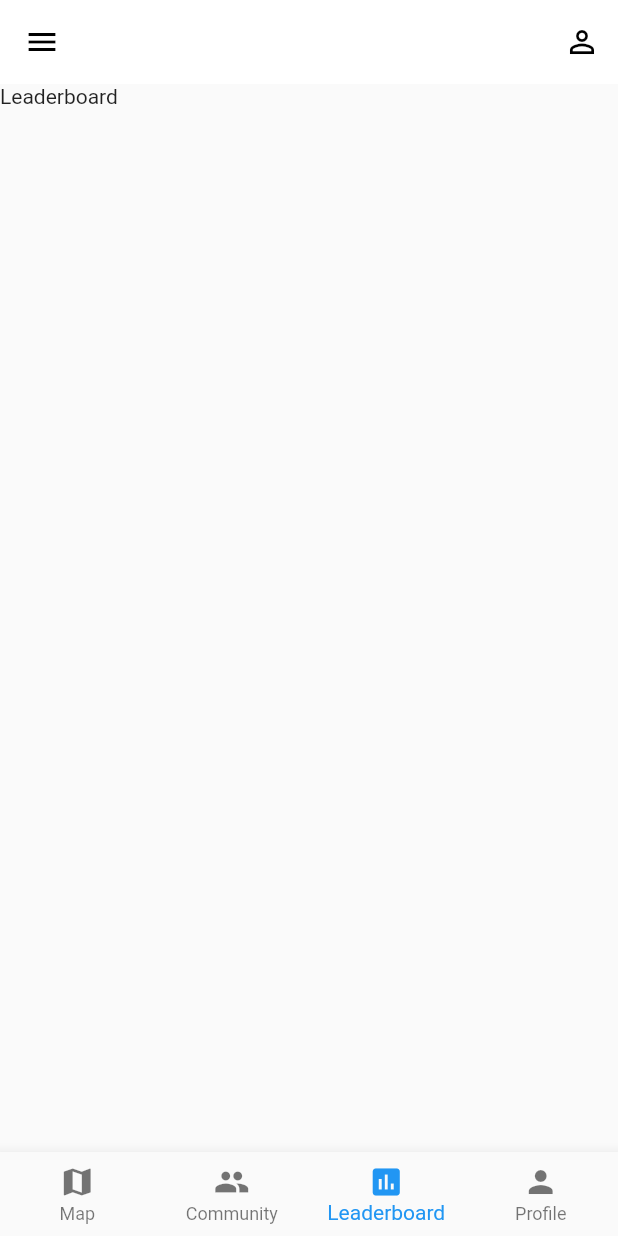
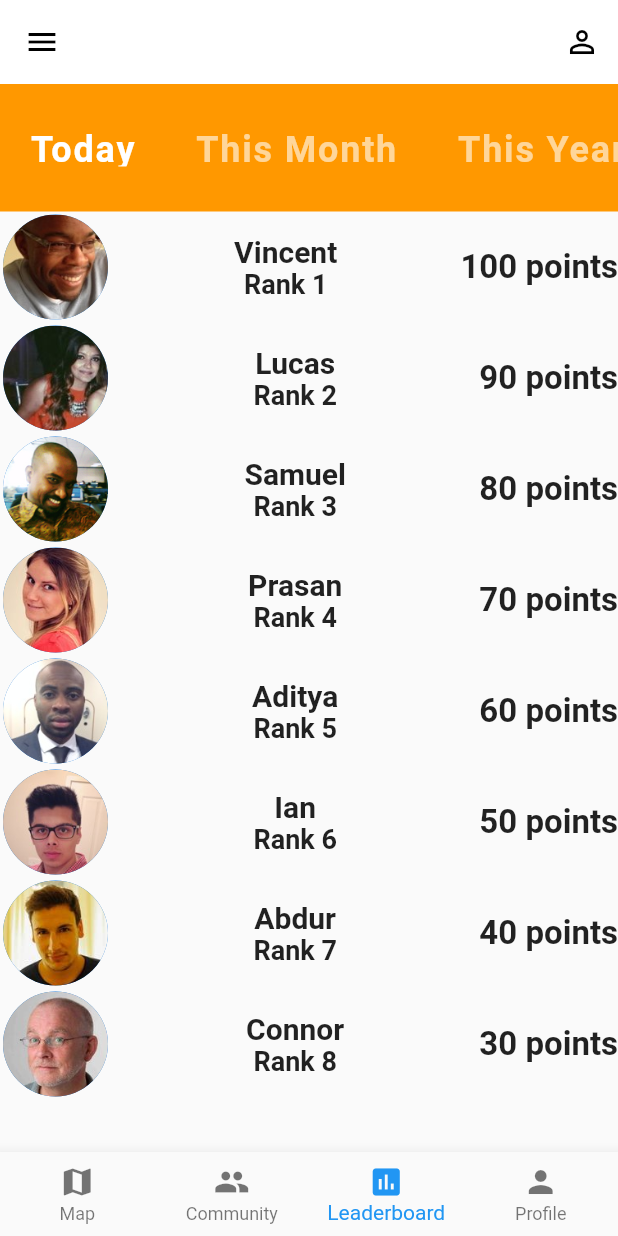
Before and after one commit to YuanSamuel/Litter_Cleanup_App, a Flutter app: the screen it shows after launch, item 3 of the bottom bar chosen, on a phone screen of 412 x 824 dp. Run offline on Flutter 3.47's test engine with Material 2 defaults, Android fonts, the phone set to English and light mode, and no system bars; our stand-ins replace cloud_firestore, file_picker, firebase_auth, firebase_storage, fluttertoast, geolocator and 3 more; accounts and stored records are empty.

Commit message:
finished basic leaderboard

```diff
--- /dev/null
+++ b/lib/models/person.dart
@@ -0,0 +1,10 @@
+import 'package:flutter/material.dart';
+
+class person{
+  final int rank;
+  final String name;
+  final String picture;
+  final int points;
+
+  person(this.rank, this.name, this.picture, this.points);
+}
--- a/lib/screens/home.dart
+++ b/lib/screens/home.dart
@@ -25,14 +25,15 @@ class _HomeState extends State<Home>{
   final GlobalKey<ScaffoldState> _scaffoldKey = new GlobalKey<ScaffoldState>();
 
   int _selectedTab = 0;
-  final _pageOptions = [
+   var _pageOptions = [
     Map(),
     //PhotoPage(),
     Community(),
     Leaderboard(),
     PhotoPage(),
-    //Profile(),
+    Profile(),
   ];
+
   void initState() {
     super.initState();
     _pageOptions = [
@@ -43,8 +44,7 @@ class _HomeState extends State<Home>{
     ];
   }
 
-  int _selectedTab = 0;
-  var _pageOptions;
+
 
   @override
   Widget build(BuildContext context) {
--- a/lib/screens/leaderboard.dart
+++ b/lib/screens/leaderboard.dart
@@ -1,13 +1,31 @@
+import 'package:env_app/models/person.dart';
+import 'package:env_app/widgets/leaderboard_categories.dart';
+import 'package:env_app/widgets/leaderboard_list.dart';
 import 'package:flutter/material.dart';
+import 'package:env_app/widgets/leaderboard_tile.dart';
+import 'package:env_app/widgets/leaderboard_categories.dart';
 
-class Leaderboard extends StatelessWidget {
+class Leaderboard extends StatefulWidget {
+  @override
+  _LeaderboardState createState() => _LeaderboardState();
+}
+
+
+  class _LeaderboardState extends State<Leaderboard> {
+
 
   @override
   Widget build(BuildContext context) {
-    return Scaffold(
-      body: Text(
-          'Leaderboard'
-      ),
+    return
+      Container(
+        child: Column(
+          children: <Widget>[
+              CategorySelector(),
+              LeaderboardList(),
+          ],
+        )
+        ,
+
     );
   }
 }
--- /dev/null
+++ b/lib/widgets/leaderboard_categories.dart
@@ -0,0 +1,49 @@
+import 'package:flutter/material.dart';
+
+class CategorySelector extends StatefulWidget{
+  @override
+  _CategorySelectorState createState() => _CategorySelectorState();
+}
+
+class _CategorySelectorState extends State<CategorySelector>{
+
+  int selectedIndex = 0;
+  final List<String> categories = ['Today', 'This Month', 'This Year', 'All Time'];
+
+  @override
+  Widget build(BuildContext context) {
+    return Container(
+      height: 85.0,
+      color: Colors.orange,
+      //build the list view for messages, online, etc
+      child: ListView.builder(
+        scrollDirection: Axis.horizontal,
+        itemCount: categories.length,
+        itemBuilder: (BuildContext context, int index){
+          return GestureDetector(
+            onTap: (){
+              setState(() {
+                selectedIndex = index;
+              });
+            },
+            child: Padding(
+              padding: EdgeInsets.symmetric(
+                horizontal: 20.0,
+                vertical: 30.0,
+              ),
+              child: Text(categories[index],
+                style: TextStyle(
+                  //if index is selected index, make it white, but if it's not make it the lighter shade
+                  color: index == selectedIndex ? Colors.white : Colors.white60,
+                  fontSize: 24.0,
+                  fontWeight: FontWeight.bold,
+                  letterSpacing: 1.2,
+                ),
+              ),
+            ),
+          );
+        },
+      ),
+    );
+  }
+}
--- /dev/null
+++ b/lib/widgets/leaderboard_list.dart
@@ -0,0 +1,45 @@
+import 'package:env_app/models/person.dart';
+import 'package:flutter/material.dart';
+import 'package:env_app/widgets/leaderboard_tile.dart';
+
+class LeaderboardList extends StatefulWidget{
+
+
+  @override
+  _LeaderboardList createState() => _LeaderboardList();
+}
+
+class _LeaderboardList extends State<LeaderboardList>{
+  List<person> people = [
+    person (1,  'Vincent',  'profile.jpg', 100),
+    person (2,  'Lucas',  'profile1.jpg', 90),
+    person (3,  'Samuel',  'profile2.jpg', 80),
+    person (4,  'Prasan',  'profile3.jpg', 70),
+    person (5,  'Aditya',  'profile4.jpg', 60),
+    person (6,  'Ian',  'profile5.jpg', 50),
+    person (7,  'Abdur',  'profile6.jpg', 40),
+    person (8,  'Connor',  'profile7.jpg', 30),
+    person (9,  'Will',  'profile8.jpg', 20),
+    person (10,  'Taemin',  'profile9.jpg', 10),
+  ];
+
+  @override
+  Widget build(BuildContext context) {
+    return Container(
+      height: MediaQuery.of(context).size.height- 234,
+      child:
+      ListView.builder(
+        scrollDirection: Axis.vertical,
+        itemCount: people.length,
+        itemBuilder: (_, index) {
+          return LeaderboardTile(
+            rank: people[index].rank,
+            name: people[index].name,
+            picture: people[index].picture,
+            points: people[index].points,
+          );
+        },
+      )
+    );
+  }
+}
--- a/lib/widgets/leaderboard_tile.dart
+++ b/lib/widgets/leaderboard_tile.dart
@@ -25,13 +25,31 @@ class LeaderboardTile extends StatelessWidget {
           Column(
             children: <Widget>[
 
-              Text(name.toString()),
+              Text(name.toString(),
+                style: TextStyle(
+                    fontSize: 20.0,
+                    fontWeight: FontWeight.bold,
+                    color: Colors.black87
+                ),
+              ),
+              Text('Rank '+rank.toString(),
+                style: TextStyle(
+                    fontSize: 18.0,
+                    fontWeight: FontWeight.bold,
+                    color: Colors.black87
 
-              Text(rank.toString())
+                ),
+              ),
             ],
           ),
           Container (
-            child: Text(points.toString()+' points'),
+            child: Text(points.toString()+' points',
+              style: TextStyle(
+                fontSize: 22.0,
+                fontWeight: FontWeight.bold,
+                color: Colors.black87
+              ),
+            ),
           )
         ],
       ),
--- a/pubspec.yaml
+++ b/pubspec.yaml
@@ -54,7 +54,7 @@ flutter:
   # To add assets to your application, add an assets section, like this:
   assets:
     - assets/pin.png
-    - assets/messy1.JPG
+    - assets/
   #  - images/a_dot_ham.jpeg
 
   # An image asset can refer to one or more resolution-specific "variants", see
```
Also changed, not shown: lib/screens/camera.dart (+1 -46 lines), lib/screens/profile.dart (+106 -2 lines), assets/profile.jpg (added), assets/profile1.jpg (added), assets/profile2.jpg (added), assets/profile3.jpg (added), assets/profile4.jpg (added), assets/profile5.jpg (added), assets/profile6.jpg (added), assets/profile7.jpg (added), assets/profile8.jpg (added), assets/profile9.jpg (added).
